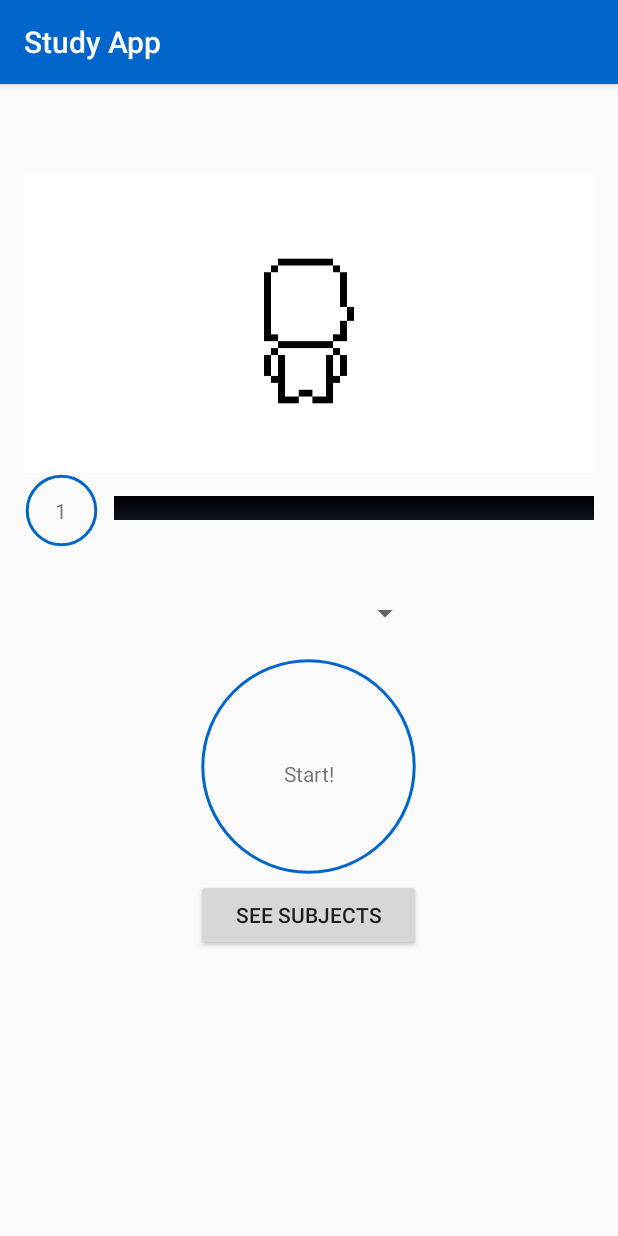
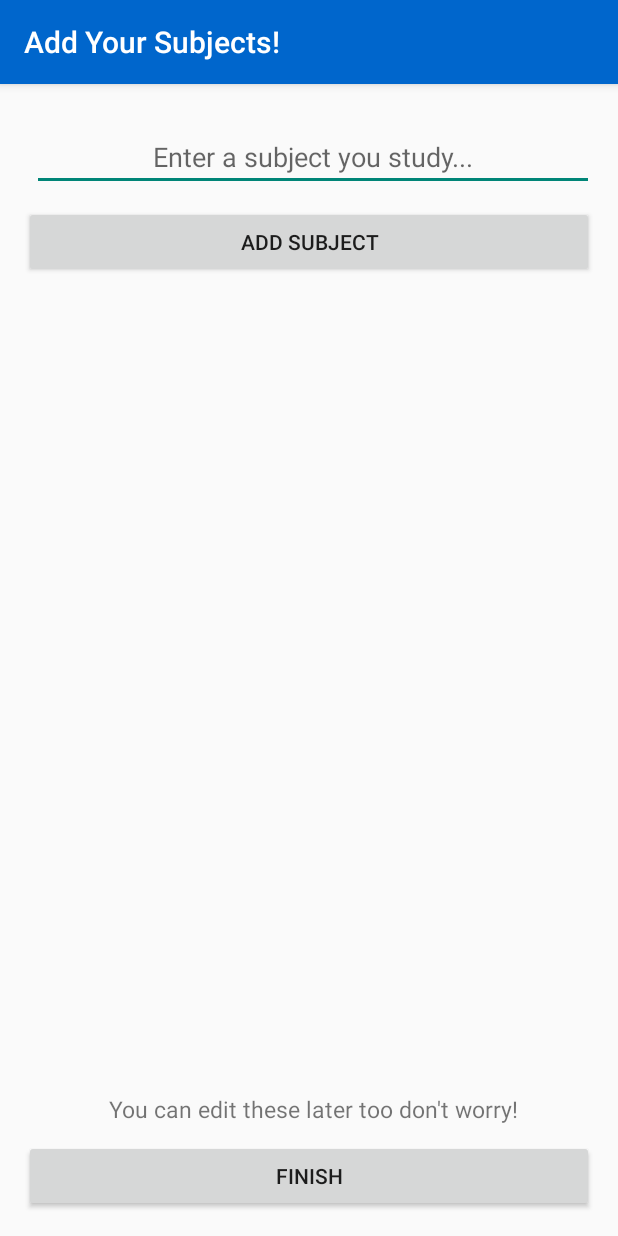
Before and after one commit to CillianM/Study-App, an Android app: the screen it shows after launch (MainActivity before the commit, AddSubjects after it), after a tap on "ENTER", on a phone screen of 412 x 824 dp. Run offline under Robolectric (Android 15) with nearby library versions, the light colour scheme and no system bars.

Commit message:
Basic Timer & Improved Setup
Added basic timer and improved setup

```diff
--- /dev/null
+++ b/app/src/main/java/cillian/android/studyapp/studyapp/AddSubjects.java
@@ -0,0 +1,78 @@
+package cillian.android.studyapp.studyapp;
+
+import android.content.Intent;
+import android.support.v7.app.AppCompatActivity;
+import android.os.Bundle;
+import android.view.Menu;
+import android.view.MenuItem;
+import android.view.View;
+import android.widget.ArrayAdapter;
+import android.widget.EditText;
+import android.widget.ListView;
+import android.widget.Toast;
+
+import java.util.ArrayList;
+
+public class AddSubjects extends AppCompatActivity {
+
+    ArrayList<String> subjects;
+    ListView subjectList;
+    EditText currentSubject;
+    String name;
+
+    @Override
+    protected void onCreate(Bundle savedInstanceState) {
+        super.onCreate(savedInstanceState);
+        setContentView(R.layout.activity_add_subjects);
+
+        Intent intent = getIntent();
+        name = intent.getStringExtra("name");
+        subjects = intent.getStringArrayListExtra("subjectList");
+        if(subjects == null)
+            subjects = new ArrayList<>();
+
+        subjectList = (ListView)findViewById(R.id.subject_list);
+        currentSubject = (EditText)findViewById(R.id.subjectBar);
+    }
+
+
+    public void add(View view)
+    {
+        String newSubject = currentSubject.getText().toString();
+        subjects.add(newSubject);
+        ArrayAdapter<String> dataAdapter = new ArrayAdapter<>(this,
+                android.R.layout.simple_list_item_1, subjects);
+        subjectList.setAdapter(dataAdapter);
+        currentSubject.setText("");
+    }
+
+    @Override
+    public void onBackPressed() {
+        Intent intent = new Intent(this,SetupActivity.class);
+        startActivity(intent);
+        overridePendingTransition(R.anim.pull_in_left, R.anim.push_out_right);
+    }
+
+    public void finshed(View view)
+    {
+        DataHandler handler = new DataHandler(getBaseContext());
+        handler.open();
+        long id = handler.insertData(name);
+        handler.close();
+
+        SubjectHandler S_handler = new SubjectHandler(getBaseContext());
+        S_handler.open();
+
+
+
+        for(int i = 0; i < subjects.size(); i++)
+        {
+            long s_id = S_handler.insertData(subjects.get(i));
+        }
+        S_handler.close();
+        Toast.makeText(getBaseContext(), "Profile Created!", Toast.LENGTH_LONG).show();
+
+        Intent intent = new Intent(this,MainActivity.class);
+        startActivity(intent);
+    }
+}
--- a/app/src/main/java/cillian/android/studyapp/studyapp/DataHandler.java
+++ b/app/src/main/java/cillian/android/studyapp/studyapp/DataHandler.java
@@ -94,6 +94,6 @@ public class DataHandler {
 
     public Cursor returnData()
     {
-        return db.query(TABLE_NAME,new String [] {NAME,LEVEL,EXPERIENCE,TOTAL_TIME,BEST_SUBJECT,WORST_SUBJECT},null,null,null,null,null);
+        return db.query(TABLE_NAME, new String[]{NAME, LEVEL, EXPERIENCE, TOTAL_TIME, BEST_SUBJECT, WORST_SUBJECT}, null, null, null, null, null);
     }
 }
--- a/app/src/main/java/cillian/android/studyapp/studyapp/MainActivity.java
+++ b/app/src/main/java/cillian/android/studyapp/studyapp/MainActivity.java
@@ -17,6 +17,7 @@ import android.widget.AdapterView;
 import android.widget.ArrayAdapter;
 import android.widget.Button;
 import android.widget.EditText;
+import android.widget.ImageButton;
 import android.widget.PopupWindow;
 import android.widget.ProgressBar;
 import android.widget.Spinner;
@@ -35,6 +36,7 @@ public class MainActivity extends AppCompatActivity {
     ProgressBar experienceBar;
     Spinner subjects;
     PopupWindow addSubjectWindow;
+    ImageButton startButton;
     String name = "";
     String bestSubject = "";
     String worstSubject = "";
@@ -42,6 +44,7 @@ public class MainActivity extends AppCompatActivity {
     int level = 0;
     int bestTime = 0;
     int experience = 0;
+    int totalTime = 0;
 
     @Override
     protected void onCreate(Bundle savedInstanceState) {
@@ -51,9 +54,14 @@ public class MainActivity extends AppCompatActivity {
         level_text = (TextView) findViewById(R.id.level_text);
         experienceBar = (ProgressBar) findViewById(R.id.xpBar);
         subjects = (Spinner) findViewById(R.id.subject_list);
+
         addSubjectWindow = new PopupWindow(this);
         experienceBar.setMax(100);
 
+        Intent timeIntent = getIntent();
+        String tmp = timeIntent.getStringExtra("time");
+        if(tmp != null)
+            totalTime = Integer.parseInt(tmp);
 
         if(!doesDatabaseExist(this,"myDB"))
         {
@@ -70,16 +78,22 @@ public class MainActivity extends AppCompatActivity {
             String levelText= level + "";
             level_text.setText(levelText);
 
-            experienceBar.setMax(level * 10);
-            experienceBar.setProgress(experience);
+            experienceBar.setMax(level * 60);
+            if(totalTime == 0)
+                experienceBar.setProgress(experience);
+
+            else
+                experienceBar.setProgress(totalTime / 60);
 
         }
+        startButton = (ImageButton) findViewById(R.id.startButton);
     }
 
     private static boolean doesDatabaseExist(Context context, String dbName) {
         File dbFile = context.getDatabasePath(dbName);
         return dbFile.exists();
     }
+
 
     public void getUserInfo()
     {
@@ -142,13 +156,9 @@ public class MainActivity extends AppCompatActivity {
             public void onItemSelected(AdapterView<?> parentView, View selectedItemView, int position, long id) {
                 String selected = subjects.getSelectedItem().toString();
 
-                if(selected.equals("Create new..."))
-                {
-                    startActivity(new Intent(MainActivity.this,NewSubjectPopup.class));
-                }
-
-                else
-                {
+                if (selected.equals("Create new...")) {
+                    startActivity(new Intent(MainActivity.this, NewSubjectPopup.class));
+                } else {
                     subjectForTimer = selected;
                 }
             }
@@ -168,4 +178,12 @@ public class MainActivity extends AppCompatActivity {
         overridePendingTransition(R.anim.pull_in_left, R.anim.push_out_right);
     }
 
+    public void startTimer(View view)
+    {
+        Intent intent = new Intent(this, TimerActivity.class);
+        intent.putExtra("subject",subjectForTimer);
+        startActivity(intent);
+        overridePendingTransition(R.anim.pull_in_right, R.anim.push_out_left);
+    }
+
 }
--- a/app/src/main/java/cillian/android/studyapp/studyapp/SetupActivity.java
+++ b/app/src/main/java/cillian/android/studyapp/studyapp/SetupActivity.java
@@ -29,23 +29,11 @@ public class SetupActivity extends AppCompatActivity {
     public void setup(View view)
     {
         String name = nameText.getText().toString();
-        String subject = subjectText.getText().toString();
 
-        DataHandler handler = new DataHandler(getBaseContext());
-        handler.open();
-        long id = handler.insertData(name);
-        handler.close();
-
-        SubjectHandler S_handler = new SubjectHandler(getBaseContext());
-        S_handler.open();
-        long s_id = S_handler.insertData(subject);
-        S_handler.close();
-        Toast.makeText(getBaseContext(),"Profile Created!",Toast.LENGTH_LONG).show();
-
-
-        Intent intent = new Intent(this, MainActivity.class);
+        Intent intent = new Intent(this, AddSubjects.class);
+        intent.putExtra("name",name);
         startActivity(intent);
-        overridePendingTransition(R.anim.pull_in_left, R.anim.push_out_right);
+        overridePendingTransition(R.anim.pull_in_right, R.anim.push_out_left);
     }
 
 
--- /dev/null
+++ b/app/src/main/res/layout/activity_add_subjects.xml
@@ -0,0 +1,58 @@
+<RelativeLayout xmlns:android="http://schemas.android.com/apk/res/android"
+    xmlns:tools="http://schemas.android.com/tools" android:layout_width="match_parent"
+    android:layout_height="match_parent" android:paddingLeft="@dimen/activity_horizontal_margin"
+    android:paddingRight="@dimen/activity_horizontal_margin"
+    android:paddingTop="@dimen/activity_vertical_margin"
+    android:paddingBottom="@dimen/activity_vertical_margin"
+    tools:context="cillian.android.studyapp.studyapp.AddSubjects">
+
+    <EditText
+        android:id="@+id/subjectBar"
+        android:layout_width="fill_parent"
+        android:layout_height="wrap_content"
+        android:layout_marginStart="5dp"
+        android:hint="@string/subject_message"
+        android:gravity="center_horizontal"
+        android:layout_marginTop="10dp" />
+
+    <Button
+        android:id="@+id/addButton"
+        android:layout_width="fill_parent"
+        android:layout_height="wrap_content"
+        android:text="Add Subject"
+        android:onClick="add"
+        android:layout_below="@+id/subjectBar"
+        android:layout_marginTop="10dp"/>
+
+    <ListView
+        android:id="@+id/subject_list"
+        android:layout_width="fill_parent"
+        android:layout_height="wrap_content"
+        android:layout_marginTop="10dp"
+        android:layout_below="@+id/addButton"
+        android:layout_above="@+id/message"
+        android:layout_marginBottom="10dp">
+
+    </ListView>
+
+    <TextView
+        android:id="@+id/message"
+        android:layout_width="fill_parent"
+        android:layout_height="wrap_content"
+        android:layout_marginStart="5dp"
+        android:gravity="center_horizontal"
+        android:text="You can edit these later too don't worry!"
+        android:textSize="15sp"
+        android:textIsSelectable="true"
+        android:layout_above="@+id/finishButton"/>
+
+    <Button
+        android:id="@+id/finishButton"
+        android:layout_width="fill_parent"
+        android:layout_height="wrap_content"
+        android:text="Finish"
+        android:onClick="finshed"
+        android:layout_marginTop="10dp"
+        android:layout_alignParentBottom="true" />
+
+</RelativeLayout>
--- a/app/src/main/res/layout/activity_main.xml
+++ b/app/src/main/res/layout/activity_main.xml
@@ -103,7 +103,8 @@
         android:contentDescription="@string/button"
         android:layout_centerHorizontal="true"
         android:layout_alignParentTop="false"
-        android:layout_marginTop="15dp" />
+        android:layout_marginTop="15dp"
+        android:onClick="startTimer"/>
 
     <TextView
         android:id="@+id/start_timer"
```
Also changed, not shown: app/src/main/AndroidManifest.xml (+10 -5 lines), app/src/main/java/cillian/android/studyapp/studyapp/RemoveSubjectPopup.java (+5 -3 lines), app/src/main/java/cillian/android/studyapp/studyapp/SubjectActivity.java (+19 -18 lines), app/src/main/java/cillian/android/studyapp/studyapp/TimerActivity.java (added, +94 -0 lines), app/src/main/res/layout/activity_setup.xml (+3 -15 lines), app/src/main/res/layout/activity_subject.xml (+16 -12 lines), app/src/main/res/layout/activity_timer.xml (added, +97 -0 lines), app/src/main/res/layout/remove_popup.xml (+5 -2 lines), app/src/main/res/menu/menu_add_subjects.xml (added, +7 -0 lines), app/src/main/res/menu/menu_timer.xml (added, +7 -0 lines), app/src/main/res/values/strings.xml (+9 -1 lines), 1 other file.
